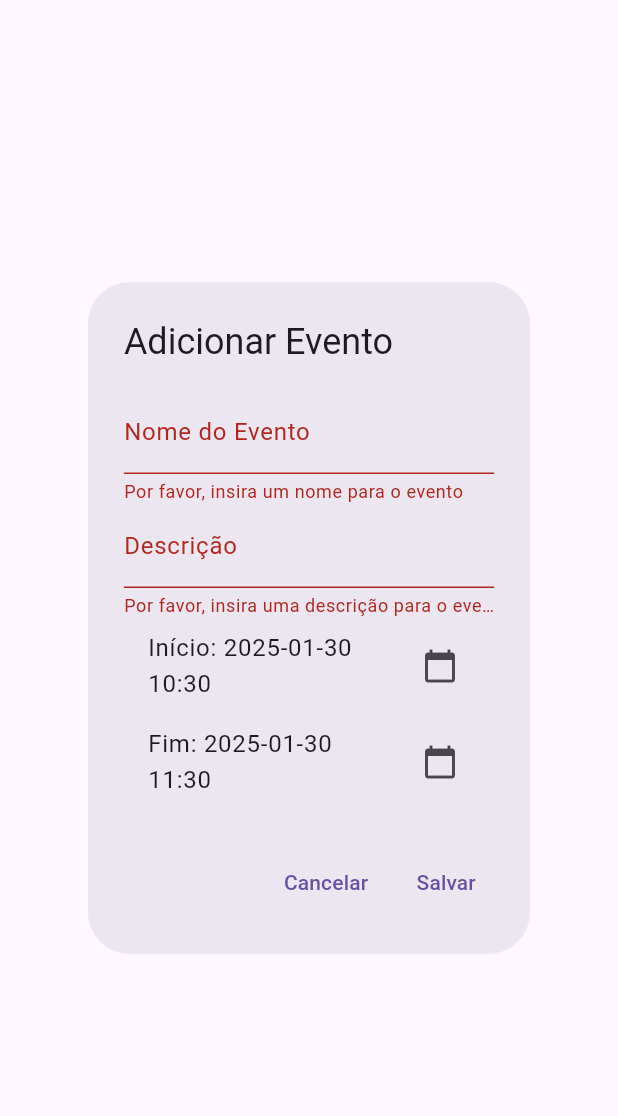
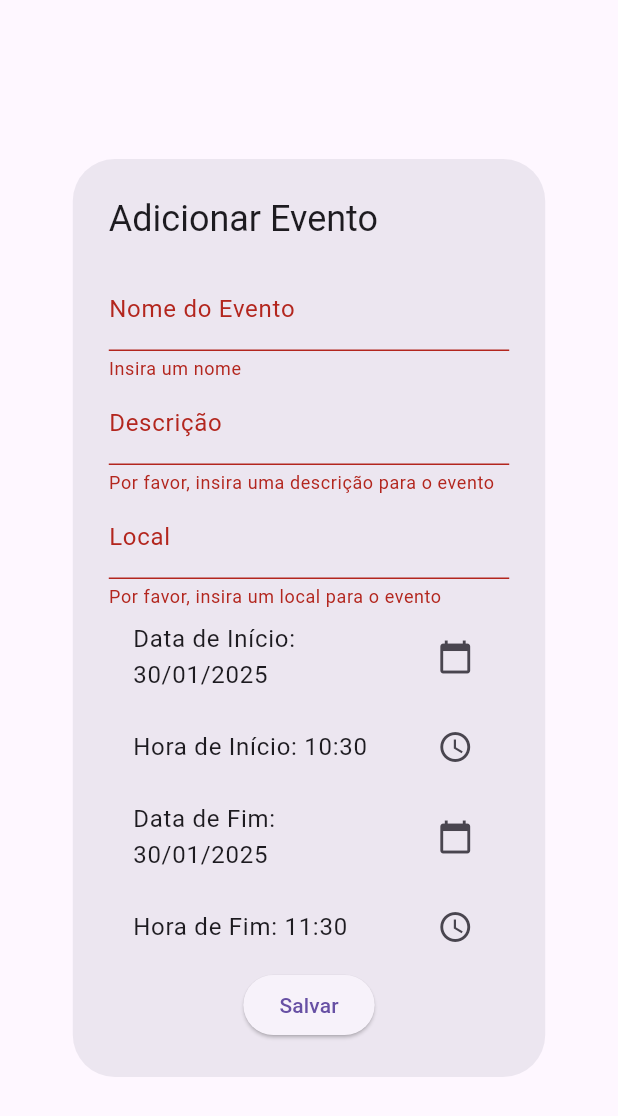
Before and after one commit to Hildemberg986/POO, a Flutter app: the AddEventDialog widget shown alone on an empty page, opened directly, after a tap on "Salvar", on a phone screen of 412 x 824 dp. Shown: the top 1116 px of the screen. Run offline on Flutter 3.47's test engine with Material 3 defaults, Android fonts, the phone set to English and light mode, and no system bars; our stand-ins replace syncfusion_flutter_calendar.

Commit message:
update apresentação quase pronto

```diff
--- a/myapp/lib/screens/eventos_screen.dart
+++ b/myapp/lib/screens/eventos_screen.dart
@@ -1,5 +1,7 @@
+import 'dart:math';
 import 'package:flutter/material.dart';
 import 'package:syncfusion_flutter_calendar/calendar.dart';
+import 'package:intl/intl.dart'; // Para formatar datas e horários
 
 class EventosScreen extends StatefulWidget {
   const EventosScreen({Key? key}) : super(key: key);
@@ -18,25 +20,26 @@ class _EventosScreenState extends State<EventosScreen> {
     return Scaffold(
       body: Column(
         children: [
-          Expanded(
+          SizedBox(
+            height: 500, // Altura aumentada para 500 pixels
             child: SfCalendar(
               view: CalendarView.month,
               dataSource: MeetingDataSource(meetings),
               monthViewSettings: const MonthViewSettings(
                 appointmentDisplayMode: MonthAppointmentDisplayMode.appointment,
+                showTrailingAndLeadingDates: false,
               ),
               onTap: (CalendarTapDetails details) {
                 if (details.targetElement == CalendarElement.calendarCell) {
                   _showEventsForDay(details.date!);
-                } else if (details.targetElement ==
-                    CalendarElement.appointment) {
-                  _editEvent(details.appointments![0]);
                 }
               },
             ),
           ),
           if (eventsForDay.isNotEmpty)
-            Padding(
+            Expanded(
+              child: SingleChildScrollView(
+                child: Padding(
                   padding: const EdgeInsets.all(8.0),
                   child: Column(
                     crossAxisAlignment: CrossAxisAlignment.start,
@@ -46,14 +49,44 @@ class _EventosScreenState extends State<EventosScreen> {
                         style: TextStyle(fontSize: 18, fontWeight: FontWeight.bold),
                       ),
                       ...eventsForDay.map(
-                    (event) => ListTile(
+                        (event) => Container(
+                          decoration: BoxDecoration(
+                            color: event.background.withOpacity(0.2),
+                            borderRadius: BorderRadius.circular(8),
+                          ),
+                          margin: const EdgeInsets.symmetric(vertical: 4),
+                          child: ListTile(
                             title: Text(event.eventName),
-                      subtitle: Text(
-                          '${event.from.hour}:${event.from.minute} - ${event.to.hour}:${event.to.minute}'),
-                      onTap: () => _editEvent(event),
+                            subtitle: Column(
+                              crossAxisAlignment: CrossAxisAlignment.start,
+                              children: [
+                                Text('Descrição: ${event.description}'),
+                                Text('Local: ${event.local}'),
+                                Text(
+                                    'Data de Início: ${DateFormat('dd/MM/yyyy HH:mm').format(event.from)}'),
+                                Text(
+                                    'Data de Fim: ${DateFormat('dd/MM/yyyy HH:mm').format(event.to)}'),
+                              ],
+                            ),
+                            trailing: Row(
+                              mainAxisSize: MainAxisSize.min,
+                              children: [
+                                IconButton(
+                                  icon: const Icon(Icons.edit),
+                                  onPressed: () => _editEvent(event),
+                                ),
+                                IconButton(
+                                  icon: const Icon(Icons.delete),
+                                  onPressed: () => _deleteEvent(event),
+                                ),
+                              ],
+                            ),
+                          ),
                         ),
                       ),
                     ],
+                  ),
+                ),
               ),
             ),
         ],
@@ -75,6 +108,7 @@ class _EventosScreenState extends State<EventosScreen> {
       setState(() {
         meetings.add(newEvent);
       });
+      _updateEventsForDay();
     }
   }
 
@@ -91,19 +125,34 @@ class _EventosScreenState extends State<EventosScreen> {
           meetings[index] = editedEvent;
         }
       });
+      _updateEventsForDay();
     }
+  }
+
+  void _deleteEvent(Meeting event) {
+    setState(() {
+      meetings.remove(event);
+      eventsForDay.remove(event);
+    });
+    _updateEventsForDay();
   }
 
   void _showEventsForDay(DateTime day) {
     final events = meetings.where((event) {
-      return event.from.year == day.year &&
-          event.from.month == day.month &&
-          event.from.day == day.day;
+      // Verifica se o dia está dentro do intervalo do evento (inclusive)
+      return day.isAfter(event.from.subtract(const Duration(days: 1))) &&
+          (day.isAtSameMomentAs(event.to) || day.isBefore(event.to));
     }).toList();
 
     setState(() {
       eventsForDay = events;
     });
+  }
+
+  void _updateEventsForDay() {
+    // Atualiza os eventos para o dia atual
+    final today = DateTime.now();
+    _showEventsForDay(today);
   }
 }
 
@@ -121,8 +170,11 @@ class _AddEventDialogState extends State<AddEventDialog> {
   final _formKey = GlobalKey<FormState>();
   final _eventNameController = TextEditingController();
   final _descriptionController = TextEditingController();
-  DateTime _startTime = DateTime.now();
-  DateTime _endTime = DateTime.now().add(const Duration(hours: 1));
+  final _localController = TextEditingController();
+  DateTime _startDate = DateTime.now();
+  TimeOfDay _startTime = TimeOfDay.now();
+  DateTime _endDate = DateTime.now().add(const Duration(hours: 1));
+  TimeOfDay _endTime = TimeOfDay.now().replacing(hour: TimeOfDay.now().hour + 1);
 
   @override
   void initState() {
@@ -130,9 +182,57 @@ class _AddEventDialogState extends State<AddEventDialog> {
     if (widget.event != null) {
       _eventNameController.text = widget.event!.eventName;
       _descriptionController.text = widget.event!.description;
-      _startTime = widget.event!.from;
-      _endTime = widget.event!.to;
+      _localController.text = widget.event!.local;
+      _startDate = widget.event!.from;
+      _startTime = TimeOfDay.fromDateTime(widget.event!.from);
+      _endDate = widget.event!.to;
+      _endTime = TimeOfDay.fromDateTime(widget.event!.to);
     }
+  }
+
+  Future<void> _selectDate(BuildContext context, bool isStart) async {
+    final date = await showDatePicker(
+      context: context,
+      initialDate: isStart ? _startDate : _endDate,
+      firstDate: DateTime(2000),
+      lastDate: DateTime(2100),
+    );
+    if (date != null) {
+      setState(() {
+        if (isStart) {
+          _startDate = date;
+        } else {
+          _endDate = date;
+        }
+      });
+    }
+  }
+
+  Future<void> _selectTime(BuildContext context, bool isStart) async {
+    final time = await showTimePicker(
+      context: context,
+      initialTime: isStart ? _startTime : _endTime,
+    );
+    if (time != null) {
+      setState(() {
+        if (isStart) {
+          _startTime = time;
+        } else {
+          _endTime = time;
+        }
+      });
+    }
+  }
+
+  // Função para gerar uma cor aleatória (evitando cores muito escuras)
+  Color _generateRandomColor() {
+    final random = Random();
+    return Color.fromRGBO(
+      random.nextInt(200), // Red (0-200 para evitar cores escuras)
+      random.nextInt(200), // Green (0-200 para evitar cores escuras)
+      random.nextInt(200), // Blue (0-200 para evitar cores escuras)
+      1.0, // Opacidade
+    );
   }
 
   @override
@@ -149,12 +249,8 @@ class _AddEventDialogState extends State<AddEventDialog> {
             TextFormField(
               controller: _eventNameController,
               decoration: const InputDecoration(labelText: 'Nome do Evento'),
-              validator: (value) {
-                if (value == null || value.isEmpty) {
-                  return 'Por favor, insira um nome para o evento';
-                }
-                return null;
-              },
+              validator: (value) =>
+                  value == null || value.isEmpty ? 'Insira um nome' : null,
             ),
             TextFormField(
               controller: _descriptionController,
@@ -166,96 +262,69 @@ class _AddEventDialogState extends State<AddEventDialog> {
                 return null;
               },
             ),
-            ListTile(
-  title: Text('Início: ${_startTime.toLocal().toString().substring(0, 16)}'),
-  trailing: const Icon(Icons.calendar_today),
-  onTap: () async {
-    // Selecionar a data
-    final date = await showDatePicker(
-      context: context,
-      initialDate: _startTime,
-      firstDate: DateTime(2000),
-      lastDate: DateTime(2100),
-    );
-    if (date != null) {
-      // Selecionar a hora
-      final time = await showTimePicker(
-        // ignore: use_build_context_synchronously
-        context: context,
-        initialTime: TimeOfDay.fromDateTime(_startTime),
-      );
-      if (time != null) {
-        setState(() {
-          // Juntar data e hora
-          _startTime = DateTime(
-            date.year,
-            date.month,
-            date.day,
-            time.hour,
-            time.minute,
-          );
-        });
+            TextFormField(
+              controller: _localController,
+              decoration: const InputDecoration(labelText: 'Local'),
+              validator: (value) {
+                if (value == null || value.isEmpty) {
+                  return 'Por favor, insira um local para o evento';
                 }
-    }
+                return null;
               },
             ),
             ListTile(
-  title: Text('Fim: ${_endTime.toLocal().toString().substring(0, 16)}'),
+              title: Text(
+                  'Data de Início: ${DateFormat('dd/MM/yyyy').format(_startDate)}'),
               trailing: const Icon(Icons.calendar_today),
-  onTap: () async {
-    // Selecionar a data
-    final date = await showDatePicker(
-      context: context,
-      initialDate: _endTime,
-      firstDate: DateTime(2000),
-      lastDate: DateTime(2100),
-    );
-    if (date != null) {
-      // Selecionar a hora
-      final time = await showTimePicker(
-        // ignore: use_build_context_synchronously
-        context: context,
-        initialTime: TimeOfDay.fromDateTime(_endTime),
-      );
-      if (time != null) {
-        setState(() {
-          // Juntar data e hora
-          _endTime = DateTime(
-            date.year,
-            date.month,
-            date.day,
-            time.hour,
-            time.minute,
-          );
-        });
-      }
-    }
-  },
+              onTap: () => _selectDate(context, true),
             ),
-          ],
+            ListTile(
+              title: Text('Hora de Início: ${_startTime.format(context)}'),
+              trailing: const Icon(Icons.access_time),
+              onTap: () => _selectTime(context, true),
             ),
+            ListTile(
+              title: Text(
+                  'Data de Fim: ${DateFormat('dd/MM/yyyy').format(_endDate)}'),
+              trailing: const Icon(Icons.calendar_today),
+              onTap: () => _selectDate(context, false),
             ),
-      actions: [
-        TextButton(
-          onPressed: () => Navigator.of(context).pop(),
-          child: const Text('Cancelar'),
+            ListTile(
+              title: Text('Hora de Fim: ${_endTime.format(context)}'),
+              trailing: const Icon(Icons.access_time),
+              onTap: () => _selectTime(context, false),
             ),
-        TextButton(
+            ElevatedButton(
               onPressed: () {
                 if (_formKey.currentState!.validate()) {
                   Navigator.of(context).pop(Meeting(
                     _eventNameController.text,
-                _startTime,
-                _endTime,
-                Colors.blue,
+                    DateTime(
+                      _startDate.year,
+                      _startDate.month,
+                      _startDate.day,
+                      _startTime.hour,
+                      _startTime.minute,
+                    ),
+                    DateTime(
+                      _endDate.year,
+                      _endDate.month,
+                      _endDate.day,
+                      _endTime.hour,
+                      _endTime.minute,
+                    ),
+                    _generateRandomColor(), // Cor aleatória
                     false,
                     _descriptionController.text,
+                    _localController.text,
                   ));
                 }
               },
               child: const Text('Salvar'),
             ),
           ],
+        ),
+      ),
     );
   }
 }
@@ -292,8 +361,15 @@ class MeetingDataSource extends CalendarDataSource {
 }
 
 class Meeting {
-  Meeting(this.eventName, this.from, this.to, this.background, this.isAllDay,
-      this.description);
+  Meeting(
+    this.eventName,
+    this.from,
+    this.to,
+    this.background,
+    this.isAllDay,
+    this.description,
+    this.local,
+  );
 
   String eventName;
   DateTime from;
@@ -301,4 +377,5 @@ class Meeting {
   Color background;
   bool isAllDay;
   String description;
+  String local;
 }
--- a/myapp/pubspec.yaml
+++ b/myapp/pubspec.yaml
@@ -34,6 +34,7 @@ dependencies:
   # The following adds the Cupertino Icons font to your application.
   # Use with the CupertinoIcons class for iOS style icons.
   cupertino_icons: ^1.0.2
+  provider: ^6.0.0
   google_fonts: ^6.2.1
   path_provider: ^2.1.4
   intl: ^0.19.0
```
Also changed, not shown: myapp/pubspec.lock. Lines whose indentation alone changed are shown as unchanged.
